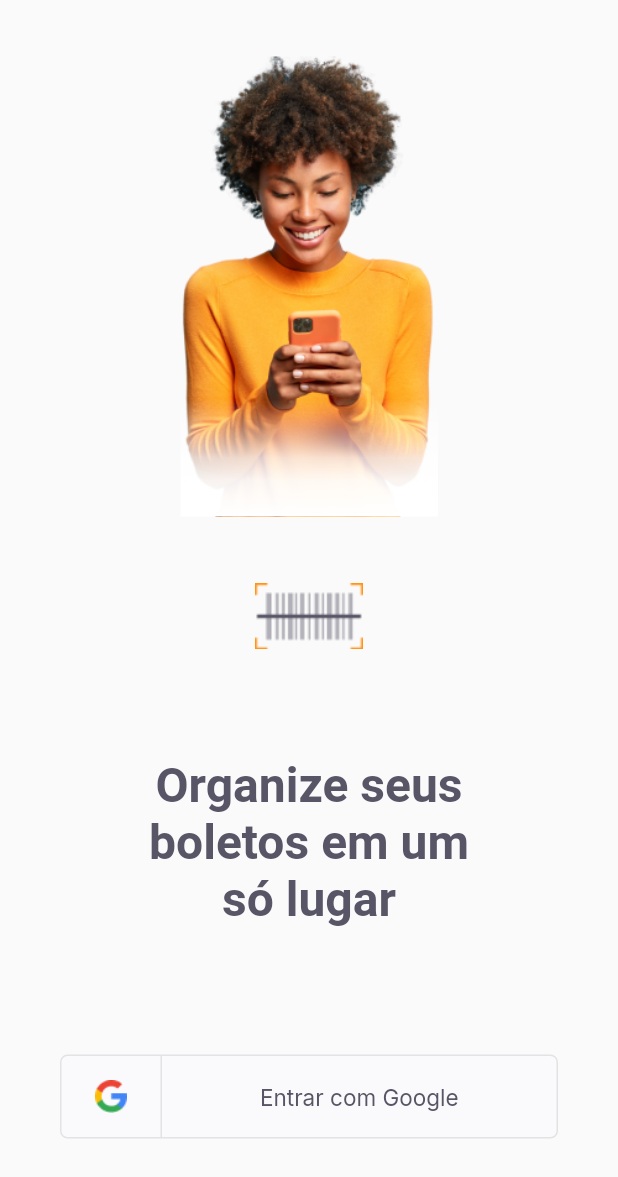
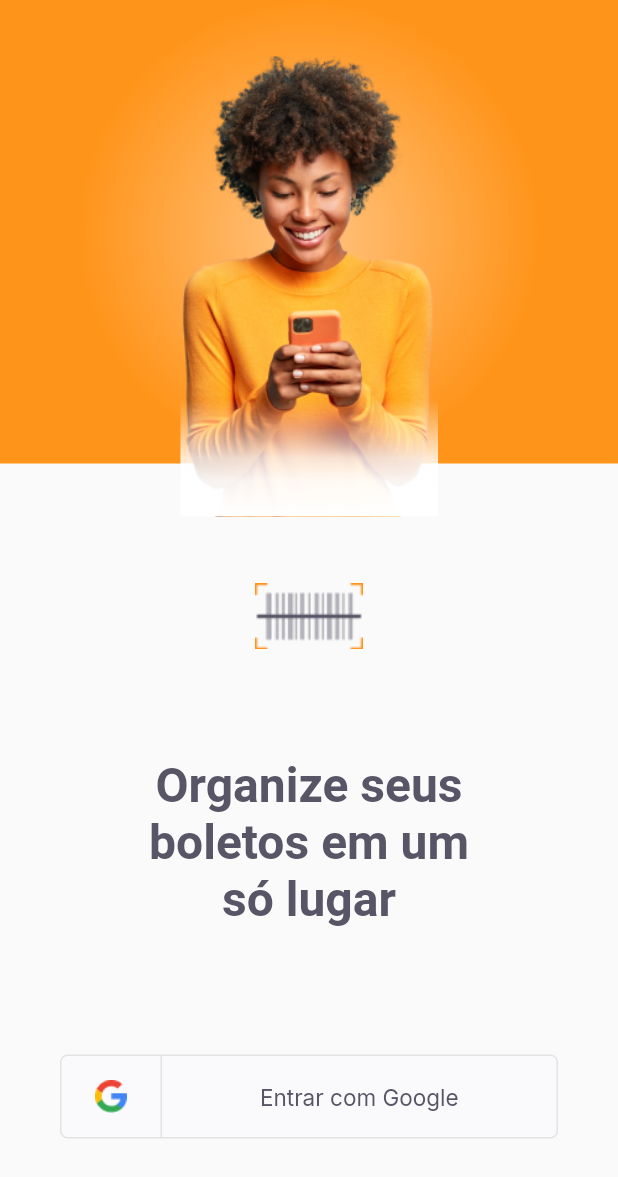
Before and after one commit to alissonfernand/NLW-TOGETHER, a Flutter app: the LoginPage screen opened directly, on a phone screen of 412 x 824 dp. Shown: the top 1177 px of the screen. Run offline on Flutter 3.47's test engine with Material 2 defaults, Android fonts, the phone set to English and light mode, and no system bars; our stand-ins replace google_fonts; missing offline and left inert: adobe_xd.

```diff
--- a/payflow/lib/shared/themes/appcolors.dart
+++ b/payflow/lib/shared/themes/appcolors.dart
@@ -1,3 +1,4 @@
+import 'package:adobe_xd/adobe_xd.dart';
 import 'package:flutter/material.dart';
 
 class AppColors {
@@ -9,4 +10,22 @@ class AppColors {
   static final stroke = Color(0xFFE3E3E6);
   static final shape = Color(0xFFFAFAFC);
   static final background = Color(0xFFFFFFFF);
+
+  static final decorationRadialGradient = BoxDecoration(
+    gradient: RadialGradient(
+      center: Alignment(0.0, 0.0),
+      radius: 0.5,
+      colors: [const Color(0xffffc380), const Color(0xffff941a)],
+      stops: [0.0, 1.0],
+      transform: GradientXDTransform(
+        1.0,
+        0.0,
+        0.0,
+        1.0,
+        0.0,
+        0.0,
+        Alignment(0.0, 0.0),
+      ),
+    ),
+  );
 }
```
